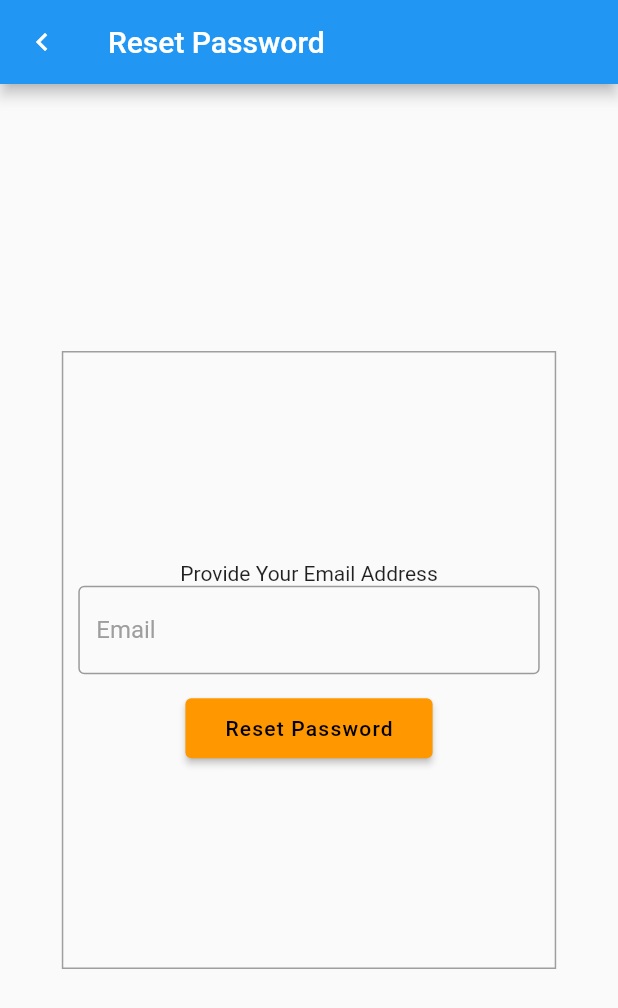
After one commit to HaikelOksama/amazing-clone, a Flutter app: the screen it shows after launch, after a tap on "Sign In", after a tap on "Click Here", on a phone screen of 412 x 824 dp. The commit adds this screen. Shown: the top 1008 px of the screen. Run offline on Flutter 3.47's test engine with Material 2 defaults, Android fonts, the phone set to English and light mode, and no system bars; our stand-ins replace firebase_auth, firebase_core; accounts and stored records are empty; network calls fail.

Commit message:
Fixed login and Register, password reset added

```diff
--- a/lib/main.dart
+++ b/lib/main.dart
@@ -2,6 +2,7 @@ import 'dart:developer';
 
 import 'package:amazon/auth_gate.dart';
 import 'package:amazon/firebase_options.dart';
+import 'package:amazon/screen/forgot_password_screen.dart';
 import 'package:amazon/screen/home_screen.dart';
 import 'package:amazon/screen/login_screen.dart';
 import 'package:amazon/screen/register_screen.dart';
@@ -30,6 +31,7 @@ class AmazonClone extends StatelessWidget {
         '/auth': (context) => const AuthGate(),
         '/login': (context) => const LoginScreen(),
         '/register': (context) => const RegisterScreen(),
+        '/forgot-password': (context) => const PasswordResetScreen(),
         '/home': (context) => const HomeScreen()
       },
       title: 'Amazon',
--- a/lib/resources/auth_methods.dart
+++ b/lib/resources/auth_methods.dart
@@ -19,7 +19,7 @@ class AuthMethods {
     if (name != '' && address != '' && email != '' && password != '') {
       output = 'success';
       if (!email.contains('@')) {
-        return 'Email Must Contain @';
+        return 'Email Should Contain @';
       }
       try {
         await auth.createUserWithEmailAndPassword(
@@ -57,7 +57,7 @@ class AuthMethods {
 
     if (email != '' && password != '') {
       if (!email.contains("@")) {
-        return 'Email Must Contain @';
+        return 'Email Should Contain @';
       }
       try {
         output = 'success';
@@ -69,8 +69,16 @@ class AuthMethods {
         log(e.code);
         if (e.code == 'invalid-email') {
           output = 'Please Enter Correct Email';
+        } else if (e.code == 'user-not-found' || e.code == 'wrong-password') {
+          output = 'Email or Password is wrong!';
+        } else if (e.code == 'too-many-requests') {
+          output = 'Please Try Again Later : Too Many Request';
+        } else {
+          output = 'Oops! Something Went Wrong! ${e.code}';
         }
       }
+    } else {
+      output = 'Please Fill Up Everything';
     }
 
     return output;
--- /dev/null
+++ b/lib/screen/forgot_password_screen.dart
@@ -0,0 +1,141 @@
+import 'package:amazon/utils/alert_dialog.dart';
+import 'package:amazon/utils/utility.dart';
+import 'package:amazon/widgets/custom_button.dart';
+import 'package:amazon/widgets/text_field.dart';
+import 'package:firebase_auth/firebase_auth.dart';
+import 'package:flutter/material.dart';
+
+class PasswordResetScreen extends StatefulWidget {
+  const PasswordResetScreen({super.key});
+
+  @override
+  State<PasswordResetScreen> createState() => _PasswordResetScreenState();
+}
+
+class _PasswordResetScreenState extends State<PasswordResetScreen> {
+  late final TextEditingController _email;
+
+  @override
+  void initState() {
+    _email = TextEditingController();
+    super.initState();
+  }
+
+  @override
+  void dispose() {
+    _email.dispose();
+    super.dispose();
+  }
+
+  bool buttonLoading = false;
+  @override
+  Widget build(BuildContext context) {
+    final Size screenSize = Utils().getScreenSize();
+    return Scaffold(
+      appBar: AppBar(
+        leading: IconButton(
+          icon: const Icon(Icons.navigate_before),
+          onPressed: () => Navigator.pop(context),
+        ),
+        title: const Text('Reset Password'),
+      ),
+      resizeToAvoidBottomInset: false,
+      body: SafeArea(
+          child: Padding(
+        padding: const EdgeInsets.symmetric(horizontal: 10, vertical: 10),
+        child: Center(
+          child: Container(
+            height: screenSize.height * 0.5,
+            width: screenSize.width * 0.8,
+            padding: const EdgeInsets.all(10),
+            decoration:
+                BoxDecoration(border: Border.all(color: Colors.grey, width: 1)),
+            child: Column(
+              crossAxisAlignment: CrossAxisAlignment.center,
+              mainAxisAlignment: MainAxisAlignment.center,
+              children: [
+                const Align(
+                  alignment: Alignment.center,
+                  child: Text('Provide Your Email Address'),
+                ),
+                CustomTextField(
+                  hintText: 'Your Email Address',
+                  title: 'Email',
+                  obsecureText: false,
+                  textEditingController: _email,
+                ),
+                SizedBox(
+                  height: 40,
+                  width: screenSize.width * 0.4,
+                  child: CustomButton(
+                    onPressed: () async {
+                      if (_email.text.isNotEmpty) {
+                        setState(() {
+                          buttonLoading = !buttonLoading;
+                        });
+                        try {
+                          setState(() {
+                            buttonLoading = !buttonLoading;
+                          });
+                          await FirebaseAuth.instance
+                              .sendPasswordResetEmail(email: _email.text);
+                          await showCustomDialog(
+                              context: context,
+                              title: 'Success',
+                              content: 'Please Check Yo Email and Follow thru',
+                              action: () => Navigator.of(context)
+                                  .pushReplacementNamed('/login'));
+                        } on FirebaseAuthException catch (e) {
+                          if (e.code == 'invalid-email') {
+                            ScaffoldMessenger.of(context).showSnackBar(
+                                const SnackBar(
+                                    content: Text('Yo Email Not Right')));
+                          } else if (e.code == 'user-not-found') {
+                            ScaffoldMessenger.of(context).showSnackBar(
+                                const SnackBar(
+                                    content: Text(
+                                        'This Email Is Not Registered Yet!')));
+                          } else {
+                            await showCustomDialog(
+                                context: context,
+                                title: 'Something Went Wrong!',
+                                content: e.code.toString(),
+                                action: () => Navigator.pop(context));
+                          }
+
+                          setState(() {
+                            buttonLoading = !buttonLoading;
+                          });
+                        }
+                      } else {
+                        ScaffoldMessenger.of(context).showSnackBar(
+                            const SnackBar(
+                                content: Text('Please Enter Yo Email')));
+                      }
+                    },
+                    child: buttonLoading
+                        ? const Padding(
+                            padding: EdgeInsets.all(5.0),
+                            child: AspectRatio(
+                              aspectRatio: 1,
+                              child: CircularProgressIndicator(
+                                backgroundColor: Colors.black54,
+                                color: Colors.black87,
+                              ),
+                            ),
+                          )
+                        : const Text(
+                            'Reset Password',
+                            style: TextStyle(
+                                letterSpacing: 0.8, color: Colors.black),
+                          ),
+                  ),
+                )
+              ],
+            ),
+          ),
+        ),
+      )),
+    );
+  }
+}
--- a/lib/screen/login_screen.dart
+++ b/lib/screen/login_screen.dart
@@ -1,5 +1,4 @@
 import 'dart:developer';
-import 'dart:ui';
 
 import 'package:amazon/utils/constant.dart';
 import 'package:amazon/utils/utility.dart';
@@ -9,6 +8,7 @@ import 'package:firebase_auth/firebase_auth.dart';
 import 'package:flutter/material.dart';
 
 import '../utils/alert_dialog.dart';
+import 'package:amazon/resources/auth_methods.dart';
 
 class LoginScreen extends StatefulWidget {
   const LoginScreen({super.key});
@@ -20,6 +20,7 @@ class LoginScreen extends StatefulWidget {
 class _LoginScreenState extends State<LoginScreen> {
   late final TextEditingController _email;
   late final TextEditingController _password;
+
   @override
   void initState() {
     _email = TextEditingController();
@@ -39,6 +40,10 @@ class _LoginScreenState extends State<LoginScreen> {
   @override
   Widget build(BuildContext context) {
     final Size screenSize = Utils().getScreenSize();
+    void sentHome(context) {
+      Navigator.of(context).pushNamedAndRemoveUntil('/home', (route) => false);
+    }
+
     return Scaffold(
       resizeToAvoidBottomInset: false,
       body: SafeArea(
@@ -91,20 +96,17 @@ class _LoginScreenState extends State<LoginScreen> {
                         width: screenSize.width * 0.5,
                         child: CustomButton(
                           onPressed: () async {
-                            // FIXME : Update This Functionality from AuthMethods classes!
                             try {
                               setState(() {
                                 buttonLoading = !buttonLoading;
                               });
-                              await FirebaseAuth.instance
-                                  .signInWithEmailAndPassword(
-                                      email: _email.text,
-                                      password: _password.text);
+
+                              final signIn = await AuthMethods().signInUser(
+                                  email: _email.text, password: _password.text);
+                              if (signIn == 'success') {
                                 var user = FirebaseAuth.instance.currentUser;
-                              if (user!.emailVerified) {
-                                Navigator.of(context)
-                                    .pushReplacementNamed('/home');
-                              } else {
+
+                                if (!user!.emailVerified) {
                                   await showCustomDialog(
                                     context: context,
                                     title: 'Success',
@@ -112,22 +114,45 @@ class _LoginScreenState extends State<LoginScreen> {
                                         "We've sent email verification, once verified you may login \nYou now will be redirected to login page",
                                     action: () => Navigator.pop(context),
                                   );
+                                } else {
+                                  if (!mounted) return;
+                                  sentHome(context);
                                 }
-                            } on FirebaseAuthException catch (e) {
+                              } else {
+                                setState(() {
+                                  buttonLoading = !buttonLoading;
+                                  errorMsg = signIn;
+                                });
+                              }
+                            } on FirebaseAuthException catch (_) {
                               setState(() {
                                 buttonLoading = !buttonLoading;
                               });
-                              log(e.code);
-                              if (e.code == 'invalid-email') {
-                                errorMsg = 'Email Address is Invalid';
-                              } else {
-                                errorMsg =
-                                    'OOps Something Went Wrong! : ${e.code}';
-                              }
+                              // log(e.code);
+                              // if (e.code == 'invalid-email') {
+                              //   errorMsg = 'Email Address is Invalid';
+                              //   if (e.code == 'user-not-found') {
+                              //     errorMsg = 'User Not Found';
+                              //   }
+                              // } else {
+                              //   errorMsg =
+                              //       'OOps Something Went Wrong! : ${e.code}';
+                              // }
                             }
                           },
                           color: CustomButtonColor.primary,
-                          child: const Text(
+                          child: buttonLoading
+                              ? const Padding(
+                                  padding: EdgeInsets.all(5.0),
+                                  child: AspectRatio(
+                                    aspectRatio: 1,
+                                    child: CircularProgressIndicator(
+                                      backgroundColor: Colors.black54,
+                                      color: Colors.black87,
+                                    ),
+                                  ),
+                                )
+                              : const Text(
                                   'Sign In',
                                   style: TextStyle(
                                       letterSpacing: 0.8, color: Colors.black),
@@ -136,6 +161,31 @@ class _LoginScreenState extends State<LoginScreen> {
                       )),
                     ],
                   ),
+                ),
+                Row(
+                  mainAxisAlignment: MainAxisAlignment.center,
+                  children: [
+                    const Padding(
+                      padding: EdgeInsets.only(left: 8.0, right: 2.0),
+                      child: Text(
+                        'Forgot Your Password?',
+                        style: TextStyle(color: Colors.grey),
+                      ),
+                    ),
+                    Padding(
+                      padding: const EdgeInsets.only(right: 8.0),
+                      child: TextButton(
+                          onPressed: () {
+                            Navigator.of(context).pushNamed('/forgot-password');
+                          },
+                          child: const Text(
+                            'Click Here',
+                            style: TextStyle(
+                                color: Colors.black87,
+                                fontWeight: FontWeight.w800),
+                          )),
+                    ),
+                  ],
                 ),
                 Row(
                   mainAxisAlignment: MainAxisAlignment.spaceEvenly,
--- a/lib/screen/register_screen.dart
+++ b/lib/screen/register_screen.dart
@@ -7,7 +7,6 @@ import 'package:amazon/utils/utility.dart';
 import 'package:amazon/widgets/custom_button.dart';
 import 'package:amazon/widgets/text_field.dart';
 import 'package:firebase_auth/firebase_auth.dart';
-import 'package:firebase_core/firebase_core.dart';
 import 'package:flutter/material.dart';
 
 class RegisterScreen extends StatefulWidget {
```
Lines whose indentation alone changed are shown as unchanged.
